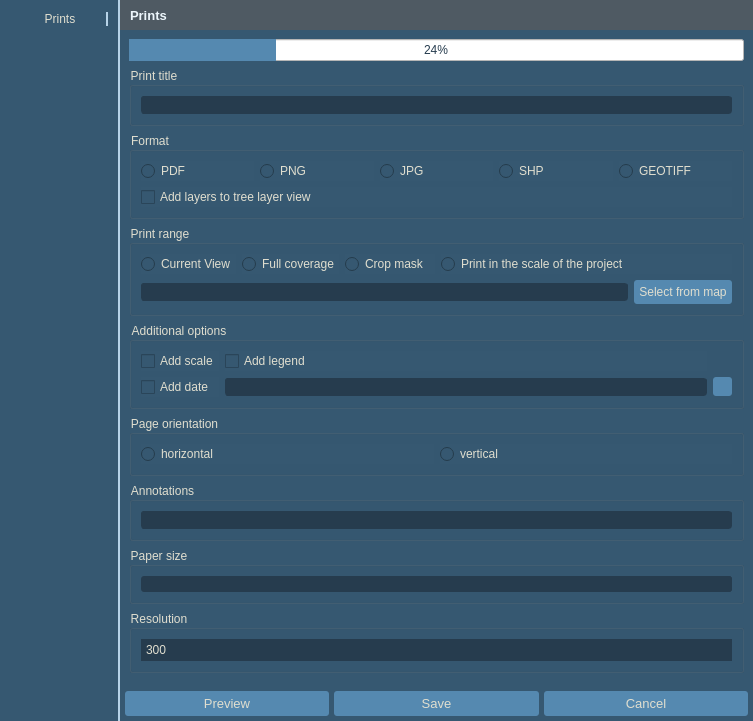
The window that wydruk_dialog.ui (GIAPspzoo/GIAP_PolaMap_lite) describes before a commit, drawn with Qt 5.
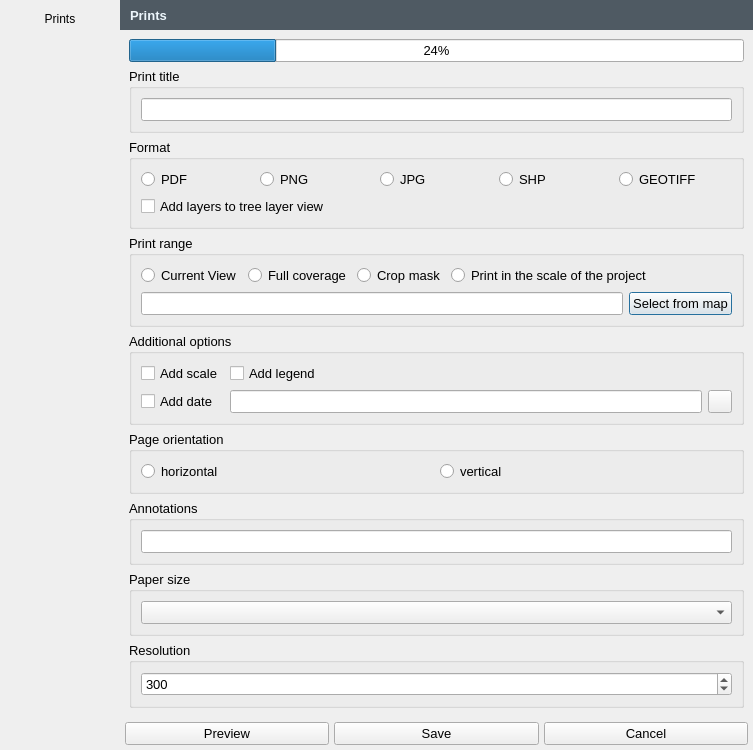
The same window after the commit. Icons and pictures are not drawn.

Patch:
```diff
--- a/wydruk_dialog.ui
+++ b/wydruk_dialog.ui
@@ -39,407 +39,7 @@
     <normaloff>:/plugins/giap_layout/icons/giap_logo.png</normaloff>:/plugins/giap_layout/icons/giap_logo.png</iconset>
   </property>
   <property name="styleSheet">
-   <string notr="true">* {
-background-color: #365871;
-color:#E0DECF;
-font: 10pt &quot;Segoe UI&quot;;
-}
-QLabel{
-font: 10pt &quot;Segoe UI&quot;;
-color:#E0DECF;
-height: 35px;
-}
-
-
-QScrollBar:horizontal {
-    height: 15px;
-}
-QScrollBar::handle:horizontal {
-    background: #5589B0;
-    border-radius: 5px;
-    width: 10px;
-    margin: 2px 0 2px 0;
-}
-QScrollBar::add-line:horizontal, QScrollBar::sub-line:horizontal  {
-    border: 1px solid transparent;
-    background: transparent;
-    width: 12px;
-}
- QScrollBar:vertical {
-     width: 15px;
- }
- QScrollBar::handle:vertical {
-     background: #5589B0;
-     height: 10px;
-     border-radius: 5px;
-         margin: 0px 2px 0px 2px;
- }
- QScrollBar::add-line:vertical{
-    border: 1px solid transparent;
-     background: transparent;
-     height: 12px;
- }
-
- QScrollBar::sub-line:vertical {
-      border: 1px solid transparent;
-     background: transparent;
-     height: 12px;
- }
-
-QAbstractScrollArea::corner {
- border: 1px solid transparent;
-width: 0px; 
-height: 0px;
-}
-
-QPushButton {
-padding: 5px;
-}
-
-QLineEdit, QTextEdit{
-border: 1px solid;
-border-radius:3px;
-border-color: #263c4e;
-background-color: #263c4e;
-}
-
-QLineEdit:focus{
-border: solid;
-border-style: solid;
-border-width: 1px;
-border-color: #E0DECF;
-}
-
-QPushButton {
-border: none;
-border-width: 1px;
-border-radius:3px;
-background-color: #5589B0;
-}
-QPushButton:checked {
-background-color: #5589B0;
-border: solid;
-border-width: 1px;
-border-color: #5589B0;
-}
-
-QPushButton:pressed {
-background-color: #5589B0;
-border: solid;
-border-width: 1px;
-border-color:#5589B0;
-}
-QPushButton:hover {
-background-color: #5589B0;
-border-radius: 3px;
-border: solid;
-border-style: solid;
-border-width: 1px;
-border-color: #E0DECF;
-}
-
-QToolButton {
-border: none;
-border-width: 1px;
-border-radius:3px;
-background-color: #5589B0;
-}
-
-QToolButton:checked {
-background-color: #5589B0;
-border: solid;
-border-width: 1px;
-border-color: #5589B0;
-}
-QToolButton:hover {
-background-color: #5589B0;
-border-radius: 3px;
-border: solid;
-border-style: solid;
-border-width: 1px;
-border-color: #E0DECF;
-}
-
-
-QToolButton:pressed {
-background-color: #5589B0;
-border: solid;
-border-width: 1px;
-border-color:#5589B0;
-}
-
-QToolButton::menu, QToolButton::menu-button {
-background-color: #263C4E;
-border: solid;
-border-width: 1px;
-border-color: #5589B0;
-}
-
-QMenu::item:selected {
-background-color:  #5589B0;
-}
-
-QComboBox QListView{
-selection-background-color:  #5589B0;
-    color: #E0DECF;
-     padding: 2px;
-}
-
-QComboBox:editable {
-border: 0px solid #5589B0;
-border-radius: 3px;
-background-color: #263c4e;
-padding: 0px 0px 0px 3px;
-}
-
-QComboBox:editable:focus{
-border: solid;
-border-style: solid;
-border-width: 1px;
-border-color: #E0DECF;
-}
-
-QComboBox:!editable {
-border: 0px solid #5589B0;
-border-radius: 3px;
-background-color: #263c4e;
-padding:0px 3px 0px 3px;
-}
-
-QComboBox:!editable:on {
-background-color: #263c4e;
-border: solid;
-border-width: 1px;
-border-color: #365871;
-padding:0px 5px 0px 3px;
-}
-
-QComboBox::drop-down {
-border-left: solid;
-border-width: 0px;
-background-color: #263c4e;
-border-radius: 3px;
-}
-QComboBox::drop-down:editable:on {
-background-color:#263c4e;
-border: solid;
-border-width: 1px;
-border-color: #263c4e;
-}
-
-QComboBox::drop-down:!editable:on {
-background-color: #263c4e;
-}
-
-QComboBox::down-arrow {
-        image:  url(:/plugins/GIAP-PolaMap/icons/branch-open.png);
-    width: 18px;
-    height: 28px;
-}
-
-QComboBox::down-arrow:hover, QComboBox::down-arrow:pressed{
-border: solid;
-border-width: 0px;
-border-color: #E0DECF;
-border-radius: 3px;
-margin:0px 3px 0px -1px;
-}
-
-QToolTip {
-color:white;
-	font: 9pt &quot;Segoe UI&quot;;
-font-weight: normal;
-border-style: double;
-border: 0.1rem;
-border-radius: 0.3rem;
-background-color:#4F5A63;
-}
-
-Line {
-color: qlineargradient(spread:pad, x1:0, y1:1, x2:0, y2:0, stop:0 rgba(65, 97, 124, 255), stop:1 rgba(90, 135, 172, 255));
-}
-
-QTabBar::tab {
-border-top-left-radius: 3px;
-border-top-right-radius: 3px;
-padding:1px 0px 1px 0px;
-margin-top: 2px;
-color: #E0DECF;
-font-weight: 550;
-}
-
-QTabBar::tab:selected {
-border: 0rem solid;
-border-color:#5589B0;
-margin-bottom: 2px;
-border-bottom: 2px solid #E0DECF;
-font-weight: 650;
-color: #E0DECF;
-}
-QTabBar::tab:hover {
-border: 0rem solid;
-background: transparent;
-margin-bottom: 2px;
-border-bottom: 2px solid #E0DECF;
-font-weight: 650;
-}
-
-QTabBar::tab:!selected {
-border: 0rem solid;
-background: transparent;
-margin-bottom: 2px;
-border-bottom: 2px solid transparent;
-font-weight: 550;
-color: #B3B2A6;
-}
-QTabBar::tab:!selected:hover {
-border: 0rem solid;
-background: transparent;
-margin-bottom: 2px;
-border-bottom: 2px solid #E0DECF;
-font-weight: 550;
-color: #B3B2A6;
-}
-
-QTabBar::tab:last:!selected {
-margin-right: 1px;
-}
-
-QTabWidget::pane {
-border-top:1px solid #B3B2A6;
-border-bottom: 0px solid #B3B2A6;
-}
-
-QTabWidget::tab-bar {
-left: 5px;
-right: 5px;
-}
-
-QTreeView {
-    border: 0rem solid;
-    border-color: #5589B0;
-    margin: 0.2rem;
-   show-decoration-selected: 1;
-}
-
-QTreeView::item,
-QTreeView::branch {
-    color: black;
-     padding:2px;
-}
-
-QTreeView:branch:hover,
-QTreeView:item:hover
-{
-    background-color: #5589B0;
-    color: white;
-}
-
-QTreeView:branch:selected,
-QTreeView:item:selected
-{
-    background-color: #5589B0;
-    color: white;
-}
-
-QTreeView::branch:has-children:!has-siblings:closed,
-QTreeView::branch:closed:has-children:has-siblings {
-        border-image: none;
-        image: url(:/plugins/GIAP-PolaMap/icons/branch-closed.png);
-}
-
-QTreeView::branch:open:has-children:!has-siblings,
-QTreeView::branch:open:has-children:has-siblings  {
-        border-image: none;
-        image:  url(:/plugins/GIAP-PolaMap/icons/branch-open.png);
-}
-
-QProgressBar {
-    border: 0.2rem solid #365871;
-    background-color: white;
-    border-radius: 0.3rem;
-    text-align: center;
-    color: #263c4e;
-}
-
-QProgressBar::chunk {
-    background-color: #5589B0;
-}
-QSpinBox, QDoubleSpinBox,
-QSpinBox:editable,
-QSpinBox:hover,
-QSpinBox:pressed,
-QDoubleSpinBox:editable,
-QDoubleSpinBox:hover,
-QDoubleSpinBox:pressed {
-    border: 0.1rem solid;
-    border-radius: 0.3rem;
-    border-color: #263c4e;
-background-color: #263c4e;
-}
-QSpinBox:focus, QDoubleSpinBox:focus {
-border-style: solid;
-border-width: 0rem;
-border-color: #E0DECF;
-}
-QSpinBox:disabled, QDoubleSpinBox:disabled {
-  border: none;
-  border-bottom: 0.1rem solid #263c4e;
-  border-radius: 0;
-  background: #263c4e;
-  color: #000000;
-}
-QSpinBox::up-button, QDoubleSpinBox::up-button{
-  subcontrol-origin: border;
-  subcontrol-position: top right;
-  border: 0rem solid white;
-  border-radius: 3;
-  background: #263c4e;
-}
-QSpinBox::down-button, QDoubleSpinBox::down-button {
-  subcontrol-origin: border;
-  subcontrol-position: bottom right;
-  border: 0rem solid white;
-  border-radius: 3;
-  background: #263c4e;
-}
-QSpinBox::down-button:hover, QDoubleSpinBox::down-button:hover, QSpinBox::up-button:hover, QDoubleSpinBox::up-button:hover {
-border: solid;
-border-width: 0.1rem;
-border-color: #E0DECF;
-}
-QSpinBox::up-arrow,QDoubleSpinBox::up-arrow {
-  image: url(:/plugins/GIAP-PolaMap/icons/spinup.png);
-    width: 18px;
-    height: 18px;
-}
-QSpinBox::up-arrow:disabled,
-QSpinBox::up-arrow:off {
-  image: none;
-}
-QSpinBox::down-arrow, QDoubleSpinBox::down-arrow {
-  image: url(:/plugins/GIAP-PolaMap/icons/spindown.png);
-    width: 18px;
-    height: 18px;
-}
-QSpinBox::down-arrow:disabled,
-QSpinBox::down-arrow:off,
- QDoubleSpinBox::down-arrow:disabled,
-QDoubleSpinBox::down-arrow:off{
-  image: none;
-}
-
-QTableView {
-border:1px solid #2A4457;
-color:white;
-selection-background-color: #6FB1E3;
- selection-color: white;
-}
-QTableView::item:selected {
-color:white;
-selection-background-color: #6FB1E3;
-selection-color: white;
-}</string>
+   <string notr="true"/>
   </property>
   <property name="locale">
    <locale language="English" country="UnitedKingdom"/>
```
